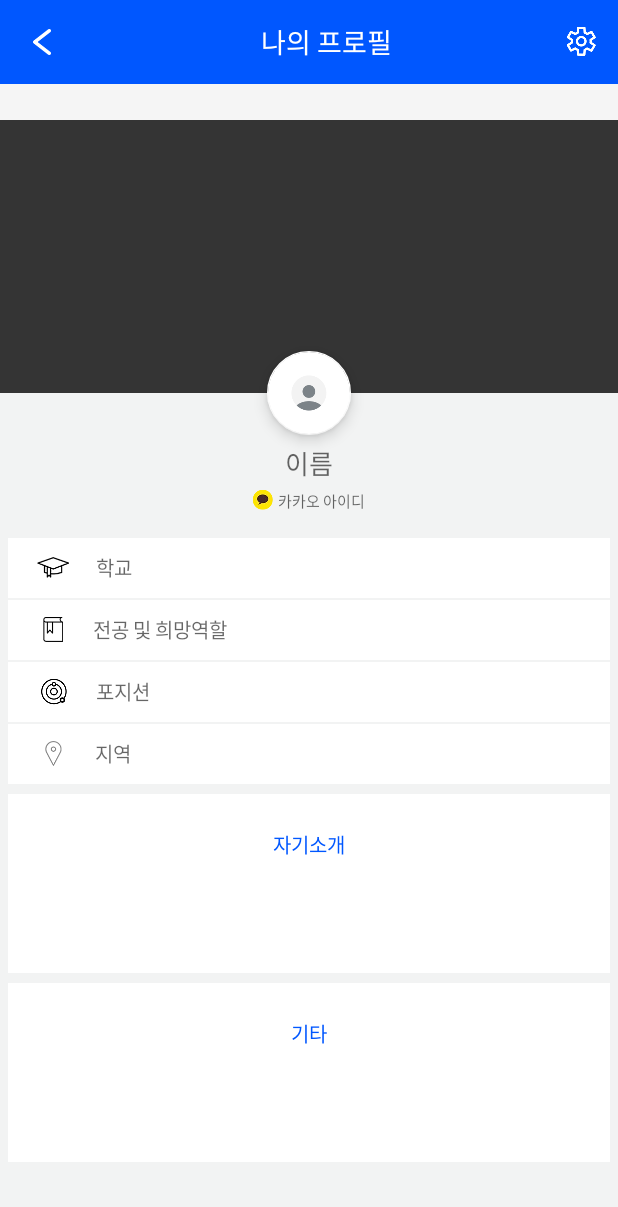
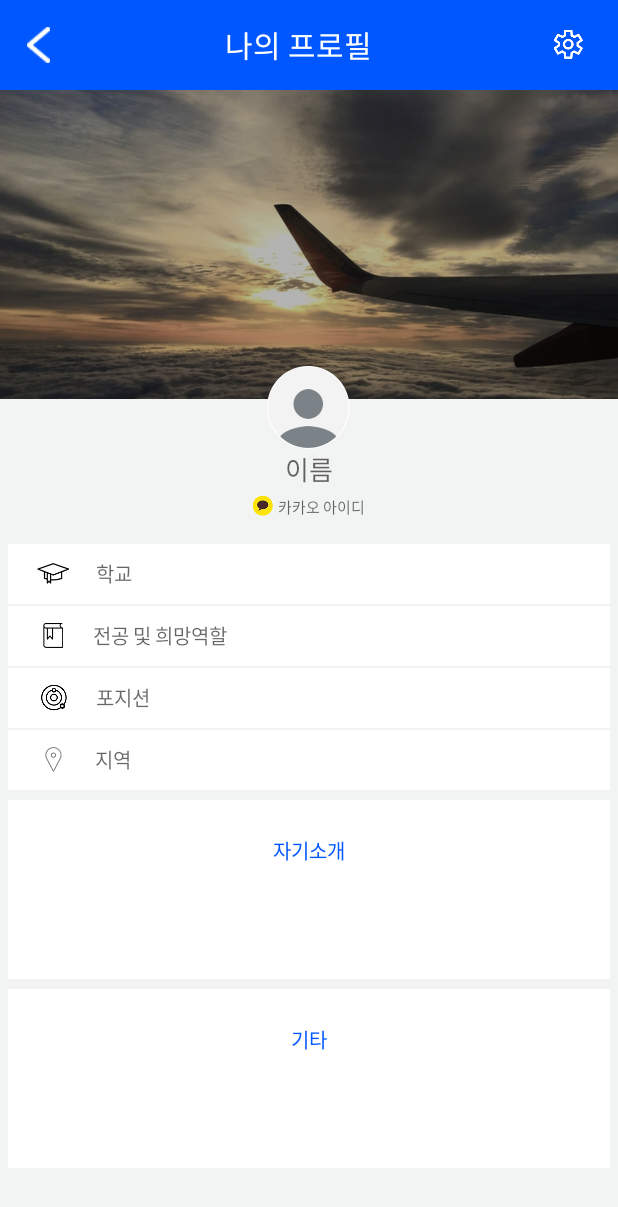
Before and after one commit to dudeh534/Wazab_, an Android app: the showMypageActivity screen opened directly, with no data from a screen before it, on a phone screen of 412 x 824 dp. Shown: the top 1207 px of the screen. Run offline under Robolectric (Android 15) with nearby library versions, the phone set to English and light mode, and no system bars; pictures from the network do not load; 6 statements that could not run were skipped.

Commit message:
Fix profile layout

```diff
--- a/app/build.gradle
+++ b/app/build.gradle
@@ -8,8 +8,8 @@ android {
         applicationId "com.ourincheon.wazap"
         minSdkVersion 15
         targetSdkVersion 23
-        versionCode 1
-        versionName "1.0"
+        versionCode 2
+        versionName "1.1"
     }
     buildTypes {
         release {
--- a/app/src/main/java/com/ourincheon/wazap/showMypageActivity.java
+++ b/app/src/main/java/com/ourincheon/wazap/showMypageActivity.java
@@ -4,15 +4,15 @@ import android.content.Context;
 import android.content.Intent;
 import android.graphics.Bitmap;
 import android.os.Bundle;
-import android.support.design.widget.FloatingActionButton;
 import android.support.v4.graphics.drawable.RoundedBitmapDrawable;
 import android.support.v4.graphics.drawable.RoundedBitmapDrawableFactory;
 import android.support.v7.app.AppCompatActivity;
-import android.support.v7.widget.Toolbar;
 import android.util.Log;
 import android.view.Menu;
 import android.view.MenuItem;
 import android.view.View;
+import android.widget.Button;
+import android.widget.ImageButton;
 import android.widget.ImageView;
 import android.widget.TextView;
 
@@ -46,7 +46,7 @@ public class showMypageActivity extends AppCompatActivity {
     NotoTextView Title;
     private TextView sName, sMajor, sUniv, sLoc, sKakao, sIntro, sExp,sSkill,pBtn;
     ImageView profileBackground;
-    FloatingActionButton sImg;
+    ImageView sImg;
     String user_id;
     int flag;
 
@@ -58,16 +58,25 @@ public class showMypageActivity extends AppCompatActivity {
         Intent intent = getIntent();
         user_id =  intent.getExtras().getString("user_id");
         flag = intent.getExtras().getInt("flag");
-        Toolbar toolbar = (Toolbar) findViewById(R.id.toolbar1);
-        setSupportActionBar(toolbar);
-        toolbar.setNavigationIcon(R.drawable.detail_btn_back_white);
-        getSupportActionBar().setDisplayShowTitleEnabled(false);
-        toolbar.setNavigationOnClickListener(new View.OnClickListener() {
+        Button aBefore = (Button) findViewById(R.id.aBefore);
+        ImageButton settingBtn = (ImageButton) findViewById(R.id.setting_btn);
+        aBefore.setOnClickListener(new View.OnClickListener() {
             @Override
             public void onClick(View v) {
                 finish();
             }
         });
+
+        if(flag==0) {
+            settingBtn.setVisibility(View.VISIBLE);
+            settingBtn.setOnClickListener(new View.OnClickListener() {
+                @Override
+                public void onClick(View v) {
+                    Intent i = new Intent(showMypageActivity.this, MypageActivity.class);
+                    startActivity(i);
+                }
+            });
+        }
 
         profileBackground = (ImageView) findViewById(R.id.profile_background);
         Title =(NotoTextView)findViewById(R.id.mytext);
@@ -80,7 +89,7 @@ public class showMypageActivity extends AppCompatActivity {
         sExp = (TextView) findViewById(R.id.sExp);
         sSkill = (TextView) findViewById(R.id.sSkill);
         profileImg = (ImageView) findViewById(R.id.sPro);
-        sImg = (FloatingActionButton)findViewById(R.id.fab);
+        sImg = (ImageView)findViewById(R.id.fab);
         pBtn = (TextView)findViewById(R.id.pButton);
 
         if(flag==1)
@@ -122,7 +131,7 @@ public class showMypageActivity extends AppCompatActivity {
                     try {
                         jsonRes = new JSONObject(result);
                         JSONArray jsonArr = jsonRes.getJSONArray("data");
-
+/*
                         switch ((int)(jsonArr.getJSONObject(0).getLong("users_id") % 3)) {
                             case 0:
                                 profileBackground.setImageResource(R.drawable.profile_bg_sky);
@@ -133,7 +142,7 @@ public class showMypageActivity extends AppCompatActivity {
                             case 2:
                                 profileBackground.setImageResource(R.drawable.profile_bg_balloon);
                                 break;
-                        }
+                        }*/
 
                         sName.setText(jsonArr.getJSONObject(0).getString("username"));
                         sMajor.setText(jsonArr.getJSONObject(0).getString("major"));
--- a/app/src/main/res/layout/activity_scrolling.xml
+++ b/app/src/main/res/layout/activity_scrolling.xml
@@ -1,81 +1,110 @@
 <?xml version="1.0" encoding="utf-8"?>
-<android.support.design.widget.CoordinatorLayout xmlns:android="http://schemas.android.com/apk/res/android"
-    xmlns:app="http://schemas.android.com/apk/res-auto"
-    xmlns:tools="http://schemas.android.com/tools"
+
+<RelativeLayout  xmlns:android="http://schemas.android.com/apk/res/android"
     android:layout_width="match_parent"
     android:layout_height="match_parent"
-    android:fitsSystemWindows="true"
     android:background="#f2f3f3">
 
-    <android.support.design.widget.AppBarLayout
-        android:id="@+id/app_bar"
+
+    <LinearLayout
+        android:id="@+id/toolbar1"
         android:layout_width="match_parent"
-        android:layout_height="262dp"
-        android:fitsSystemWindows="true"
-        android:theme="@style/AppTheme.AppBarOverlay"
-        >
+        android:layout_height="60dp"
+        android:layout_alignParentTop="true"
+        android:background="#0057ff"
+        android:orientation="horizontal"
+        android:padding="1dp">
 
-        <android.support.design.widget.CollapsingToolbarLayout
-            android:id="@+id/toolbar_layout"
+        <Button
+            android:id="@+id/aBefore"
+            android:layout_width="15dp"
+            android:layout_height="24dp"
+            android:layout_marginLeft="16.47dp"
+            android:background="@drawable/detail_btn_back_white"
+            android:layout_gravity="center_vertical" />
+
+        <com.ourincheon.wazap.NotoTextView
+            android:id="@+id/mytext"
+            android:layout_width="0dp"
+            android:layout_height="wrap_content"
+            android:layout_weight="1"
+            android:gravity="center"
+            android:text="나의 프로필 수정"
+            android:textColor="#ffffff"
+            android:textSize="20dp"
+            android:textStyle="bold"
+            android:layout_gravity="center" />
+
+        <ImageButton
+            android:id="@+id/setting_btn"
+            android:layout_width="30dp"
+            android:layout_height="wrap_content"
+            android:layout_marginRight="16.47dp"
+            android:layout_gravity="center_vertical"
+            android:src="@drawable/detail_btn_setting"
+            android:background="@color/none_color"
+            android:visibility="invisible" />
+
+    </LinearLayout>
+
+    <ScrollView
         android:layout_width="match_parent"
-            android:layout_height="match_parent"
-            android:fitsSystemWindows="true"
-            app:contentScrim="?attr/colorPrimary"
-            app:layout_scrollFlags="scroll|exitUntilCollapsed">
+        android:layout_height="wrap_content"
+        android:layout_below="@+id/toolbar1">
+        <LinearLayout
+            android:layout_width="match_parent"
+            android:layout_height="wrap_content"
+            android:orientation="vertical">
+
+            <RelativeLayout
+                android:layout_width="match_parent"
+                android:layout_height="match_parent">
 
                 <ImageView
                     android:id="@+id/profile_background"
                     android:layout_width="match_parent"
-                android:layout_height="match_parent"
-                android:layout_gravity="bottom"
-                android:layout_marginTop="80dp"
-                android:src="@color/color7"
-                android:scaleType="fitCenter"
-                android:alpha="0.7" />
+                    android:layout_height="wrap_content"
+                    android:paddingBottom="33dp"
+                    android:adjustViewBounds="true"
+                    android:src="@drawable/profile_bg_sky"
+                    android:scaleType="fitStart" />
 
                 <ImageView
                     android:layout_width="match_parent"
-                android:layout_height="match_parent"
-                android:layout_gravity="bottom"
-                android:layout_marginTop="80dp"
+                    android:layout_height="wrap_content"
+                    android:layout_alignParentTop="true"
+                    android:layout_alignBottom="@+id/profile_background"
+                    android:layout_marginBottom="33dp"
                     android:src="@color/color7"
-                android:scaleType="fitCenter"
+                    android:scaleType="fitStart"
                     android:alpha="0.3" />
 
-            <android.support.v7.widget.Toolbar
-                android:id="@+id/toolbar1"
-                android:layout_height="?attr/actionBarSize"
-                android:layout_width="match_parent"
-                app:layout_collapseMode="pin"
-                app:popupTheme="@style/AppTheme"
-                android:background="#0057ff">
-                <FrameLayout
-                    android:layout_width="match_parent"
-                    android:layout_height="match_parent">
-                    <com.ourincheon.wazap.NotoTextView
+                <ImageView
+                    android:id="@+id/fab"
                     android:layout_width="wrap_content"
                     android:layout_height="wrap_content"
-                        android:text="나의 프로필"
-                        android:textColor="#ffffff"
-                        android:id="@+id/mytext"
-                        android:textSize="18dp"
-                        android:layout_gravity="center" />
-                </FrameLayout>
-            </android.support.v7.widget.Toolbar>
-        </android.support.design.widget.CollapsingToolbarLayout>
-    </android.support.design.widget.AppBarLayout>
+                    android:layout_alignBottom="@+id/profile_background"
+                    android:layout_centerHorizontal="true"
+                    android:src="@drawable/icon_user"
+                    android:scaleType="center" />
+            </RelativeLayout>
 
             <include layout="@layout/content_scrolling" />
 
-    <android.support.design.widget.FloatingActionButton
-        android:id="@+id/fab"
-        android:layout_width="wrap_content"
-        android:layout_height="wrap_content"
-        android:layout_margin="@dimen/fab_margin"
-        android:src="@drawable/icon_user"
-        app:layout_anchor="@id/app_bar"
-        app:layout_anchorGravity="center|bottom"
-        android:scaleType="center"
-        app:backgroundTint="#ffffff"/>
+        </LinearLayout>
+    </ScrollView>
 
-</android.support.design.widget.CoordinatorLayout>
+    <com.ourincheon.wazap.NotoTextView
+        android:textColor="#ffffff"
+        android:layout_width="match_parent"
+        android:layout_height="60dp"
+        android:background="#0056ff"
+        android:text="수락하기"
+        android:paddingTop="10dp"
+        android:paddingBottom="10dp"
+        android:gravity="center"
+        android:layout_alignParentBottom="true"
+        android:textSize="20dp"
+        android:id="@+id/pButton"
+        android:visibility="gone"/>
+</RelativeLayout>
--- a/app/src/main/res/layout/content_scrolling.xml
+++ b/app/src/main/res/layout/content_scrolling.xml
@@ -1,19 +1,19 @@
 <?xml version="1.0" encoding="utf-8"?>
-<android.support.v4.widget.NestedScrollView xmlns:android="http://schemas.android.com/apk/res/android"
-    xmlns:app="http://schemas.android.com/apk/res-auto"
-    xmlns:tools="http://schemas.android.com/tools"
+<LinearLayout xmlns:android="http://schemas.android.com/apk/res/android"
+xmlns:app="http://schemas.android.com/apk/res-auto"
+xmlns:tools="http://schemas.android.com/tools"
     android:layout_width="match_parent"
     android:layout_height="match_parent"
-    app:layout_behavior="@string/appbar_scrolling_view_behavior"
-    tools:context="com.ourincheon.myapplication.ScrollingActivity"
-    tools:showIn="@layout/activity_scrolling">
+    android:layout_above="@+id/pButton"
+    android:layout_below="@+id/profile_background"
+    tools:showIn="@layout/activity_scrolling"
+    android:orientation="vertical">
 
     <LinearLayout
         android:layout_width="match_parent"
         android:layout_height="match_parent"
         android:orientation="vertical"
-        android:background="#f2f3f3"
-        android:layout_marginTop="33dp">
+        android:background="#f2f3f3">
 
         <LinearLayout
             android:id="@+id/linearLayout10"
@@ -28,8 +28,6 @@
                 android:id="@+id/sName"
                 android:layout_width="wrap_content"
                 android:layout_height="wrap_content"
-                android:layout_alignParentTop="true"
-                android:layout_centerHorizontal="true"
                 android:layout_gravity="center"
                 android:hint="이름"
                 android:textSize="17dp"
@@ -69,8 +67,6 @@
             android:id="@+id/linearLayout11"
             android:layout_width="match_parent"
             android:layout_height="wrap_content"
-            android:layout_alignParentLeft="true"
-            android:layout_alignParentStart="true"
             android:layout_below="@+id/linearLayout10"
             android:orientation="vertical"
             android:background="#ffffff"
@@ -94,11 +90,8 @@
 
                 <com.ourincheon.wazap.NotoTextView
                     android:id="@+id/sUniv"
-                    android:layout_width="wrap_content"
+                    android:layout_width="match_parent"
                     android:layout_height="wrap_content"
-                    android:layout_below="@+id/sIntro"
-                    android:layout_toEndOf="@+id/linearLayout10"
-                    android:layout_toRightOf="@+id/linearLayout10"
                     android:hint="학교"
                     android:textSize="13dp"
                     android:layout_gravity="center"
@@ -127,11 +120,8 @@
 
                 <com.ourincheon.wazap.NotoTextView
                     android:id="@+id/sMajor"
-                    android:layout_width="wrap_content"
+                    android:layout_width="match_parent"
                     android:layout_height="wrap_content"
-                    android:layout_alignLeft="@+id/linearLayout10"
-                    android:layout_alignParentBottom="true"
-                    android:layout_alignStart="@+id/linearLayout10"
                     android:hint="전공 및 희망역할"
                     android:textSize="13dp"
                     android:layout_gravity="center"
@@ -160,11 +150,8 @@
 
                 <com.ourincheon.wazap.NotoTextView
                     android:id="@+id/sSkill"
-                    android:layout_width="wrap_content"
+                    android:layout_width="match_parent"
                     android:layout_height="wrap_content"
-                    android:layout_above="@+id/sUniv"
-                    android:layout_alignLeft="@+id/sUniv"
-                    android:layout_alignStart="@+id/sUniv"
                     android:hint="포지션"
                     android:textSize="13dp"
                     android:layout_gravity="center"
@@ -193,11 +180,8 @@
 
                 <com.ourincheon.wazap.NotoTextView
                     android:id="@+id/sLoc"
-                    android:layout_width="wrap_content"
+                    android:layout_width="match_parent"
                     android:layout_height="wrap_content"
-                    android:layout_alignBaseline="@+id/sExp"
-                    android:layout_alignBottom="@+id/sExp"
-                    android:layout_centerHorizontal="true"
                     android:hint="지역"
                     android:textSize="13dp"
                     android:layout_gravity="center"
@@ -220,7 +204,6 @@
                 android:id="@+id/textView8"
                 android:layout_width="wrap_content"
                 android:layout_height="wrap_content"
-                android:layout_alignParentBottom="true"
                 android:text="자기소개"
                 android:textSize="13dp"
                 android:layout_gravity="center_horizontal"
@@ -246,13 +229,13 @@
             android:background="#ffffff"
             android:layout_marginLeft="5dp"
             android:layout_marginRight="5dp"
-            android:layout_marginTop="1dp">
+            android:layout_marginTop="1dp"
+            android:layout_marginBottom="5dp" >
 
             <com.ourincheon.wazap.NotoTextView
                 android:id="@+id/textView9"
                 android:layout_width="wrap_content"
                 android:layout_height="wrap_content"
-                android:layout_alignParentBottom="true"
                 android:text="기타"
                 android:textSize="13dp"
                 android:layout_gravity="center_horizontal"
@@ -269,23 +252,5 @@
                 android:singleLine="false"
                 android:textSize="12dp" />
         </LinearLayout>
-
-        <com.ourincheon.wazap.NotoTextView
-            android:textColor="#ffffff"
-            android:layout_width="match_parent"
-            android:layout_height="41.33dp"
-            android:background="#0056ff"
-            android:text="수락하기"
-            android:paddingTop="10dp"
-            android:paddingBottom="10dp"
-            android:gravity="center"
-            android:textSize="20dp"
-            android:layout_alignParentBottom="true"
-            android:layout_alignParentLeft="true"
-            android:layout_alignParentStart="true"
-            android:id="@+id/pButton"
-            android:visibility="invisible"/>
-
-
     </LinearLayout>
-</android.support.v4.widget.NestedScrollView>
+</LinearLayout>
--- a/app/src/main/res/values/colors.xml
+++ b/app/src/main/res/values/colors.xml
@@ -23,4 +23,5 @@
     <color name="color10">#FF2400</color>
     <color name="unread_item">#EDF3FF</color>
     <color name="contest_list_cover">#33000000</color>
+    <color name="none_color">#00000000</color>
 </resources>
```
Also changed, not shown: app/src/main/java/com/ourincheon/wazap/MainActivity.java (+7 -3 lines), app/src/main/java/com/ourincheon/wazap/MypageActivity.java (+31 -45 lines), app/src/main/java/com/ourincheon/wazap/RecruitActivity.java (+5 -15 lines), app/src/main/java/com/ourincheon/wazap/TutorialActivity.java (+8 -0 lines), app/src/main/res/layout/activity_mypage.xml (+84 -50 lines). Lines whose indentation alone changed are shown as unchanged.
